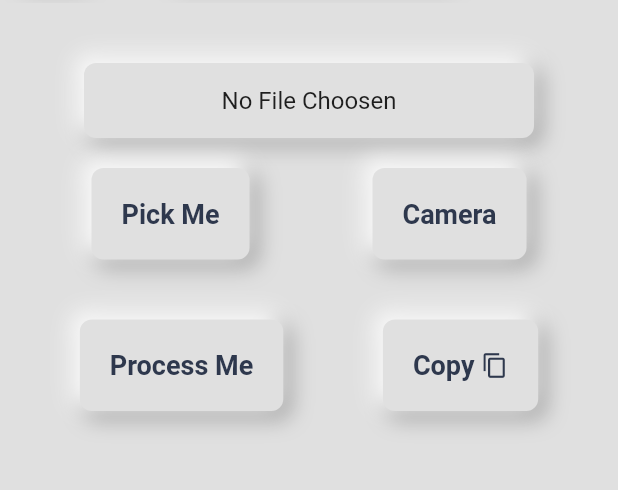
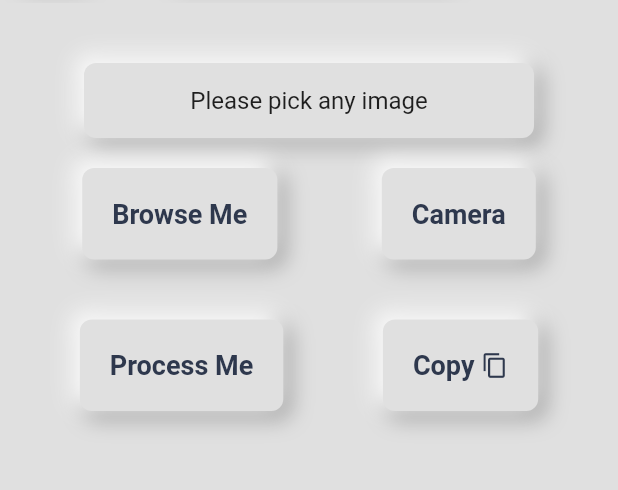
Before and after one commit to deepanshu-rajput-git/Pixel-Pen, a Flutter app: the HomePage screen opened directly, on a phone screen of 412 x 824 dp, the part 117-607 px from its top. Run offline on Flutter 3.47's test engine with Material 2 defaults, Android fonts, the light colour scheme and no system bars; our stand-ins replace animate_do, camera, file_picker, get, liquid_progress_indicator_v2, lottie and 1 more; missing offline and left inert: clipboard, google_mlkit_text_recognition.

```diff
--- a/lib/HomePage.dart
+++ b/lib/HomePage.dart
@@ -206,7 +206,7 @@ class _HomePageState extends State<HomePage> {
                         child: Text(
                           selectedFileName != null
                               ? 'Selected Image :   $selectedFileName'
-                              : "No File Choosen",
+                              : "Please pick any image",
                           style: const TextStyle(fontSize: 16),
                           overflow: TextOverflow.ellipsis,
                           maxLines: 1,
@@ -221,7 +221,7 @@ class _HomePageState extends State<HomePage> {
                 children: [
                   MainButton(
                     child: const Text(
-                      "Pick Me",
+                      "Browse Me",
                       style: TextStyle(
                           fontWeight: FontWeight.bold,
                           fontSize: 18,
```
